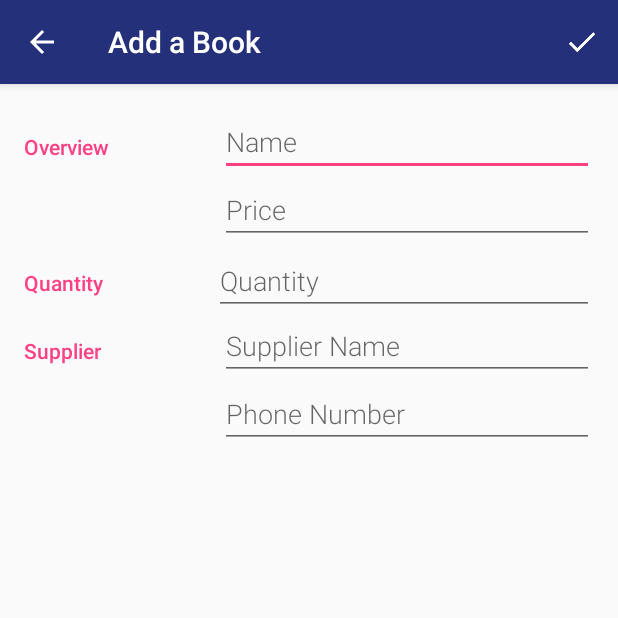
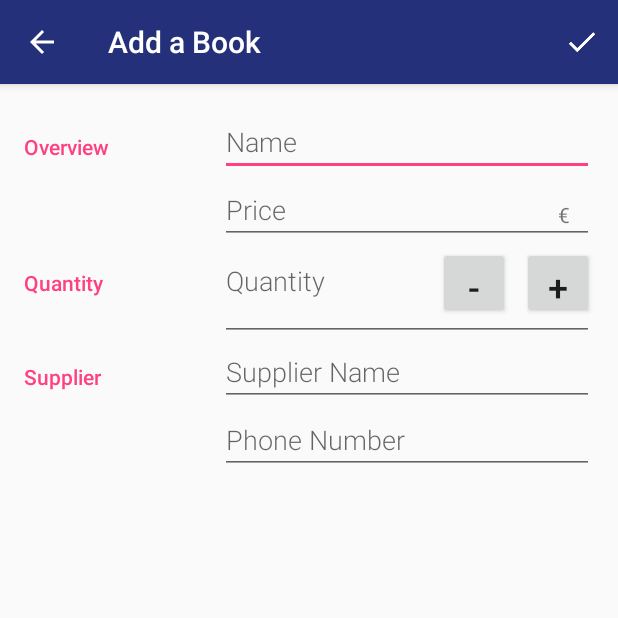
Before and after one commit to natasak/InventoryApp, an Android app: the EditorActivity screen opened directly, with no data from a screen before it, on a phone screen of 412 x 824 dp, the top half of it. Run offline under Robolectric (Android 15) with nearby library versions, the phone set to English and light mode, and no system bars.

Commit message:
Updated details layout to include +, - and ORDER buttons. ORDER button is showed only when updating existing book.

```diff
--- a/app/src/main/java/com/example/natasa/inventoryapp/EditorActivity.java
+++ b/app/src/main/java/com/example/natasa/inventoryapp/EditorActivity.java
@@ -80,6 +80,10 @@ public class EditorActivity extends AppCompatActivity implements LoaderManager.L
 
             // Invalidate the options menu, so the "Delete" menu option can be hidden.
             invalidateOptionsMenu();
+
+            // Hide the button ORDER when inserting new book
+            View b = findViewById(R.id.buttonOrder);
+            b.setVisibility(View.GONE);
 
         } else {
             // Otherwise this is an existing book, so change app bar to say "Edit book"
--- a/app/src/main/res/layout/activity_editor.xml
+++ b/app/src/main/res/layout/activity_editor.xml
@@ -26,7 +26,7 @@
             android:layout_height="wrap_content"
             android:layout_width="0dp"
             android:layout_weight="2"
-            android:paddingLeft="4dp"
+            android:paddingLeft="@dimen/size4dp"
             android:orientation="vertical">
 
             <!-- Product Name field -->
@@ -36,12 +36,23 @@
                 android:inputType="textCapWords"
                 style="@style/EditorFieldStyle" />
 
+            <RelativeLayout
+                android:layout_height="wrap_content"
+                android:layout_width="wrap_content">
+
                 <!-- Product Price field -->
                 <EditText
                     android:id="@+id/edit_product_price"
                     android:hint="@string/hint_product_price"
                     android:inputType="numberDecimal"
                     style="@style/EditorFieldStyle" />
+
+                <!-- Units for price -->
+                <TextView
+                    android:id="@+id/label_euro"
+                    android:text="@string/unit_euro"
+                    style="@style/EditorUnitsStyle" />
+            </RelativeLayout>
         </LinearLayout>
     </LinearLayout>
 
@@ -57,15 +68,38 @@
             android:text="@string/category_quantity" />
 
         <!-- Input field -->
+        <RelativeLayout
+            android:layout_width="0dp"
+            android:layout_weight="2"
+            android:layout_height="wrap_content"
+            android:paddingLeft="@dimen/size4dp">
+
+
+            <!-- Quantity field -->
             <EditText
                 android:id="@+id/edit_quantity"
-            android:layout_width="0dp"
-            android:layout_height="wrap_content"
-            android:layout_weight="2"
-            android:paddingLeft="4dp"
                 style="@style/EditorFieldStyle"
                 android:hint="@string/hint_quantity"
+                android:paddingBottom="@dimen/size28dp"
                 android:inputType="number" />
+
+            <Button
+                android:id="@+id/buttonMinus"
+                android:layout_width="@dimen/size48dp"
+                android:layout_height="@dimen/size48dp"
+                android:layout_toLeftOf="@id/buttonPlus"
+                android:text="@string/button_text_minus"
+                android:textSize="@dimen/text_size24sp"/>
+
+            <Button
+                android:id="@+id/buttonPlus"
+                android:layout_width="@dimen/size48dp"
+                android:layout_height="@dimen/size48dp"
+                android:layout_alignParentRight="true"
+                android:layout_marginLeft="@dimen/size8dp"
+                android:text="@string/button_text_plus"
+                android:textSize="@dimen/text_size24sp"/>
+        </RelativeLayout>
 
     </LinearLayout>
 
@@ -85,7 +119,7 @@
             android:layout_width="0dp"
             android:layout_height="wrap_content"
             android:layout_weight="2"
-            android:paddingLeft="4dp"
+            android:paddingLeft="@dimen/size4dp"
             android:orientation="vertical">
 
             <!-- Supplier Name field -->
@@ -102,10 +136,18 @@
                 android:inputType="phone"
                 style="@style/EditorFieldStyle" />
 
+            <Button
+                android:id="@+id/buttonOrder"
+                android:layout_width="wrap_content"
+                android:layout_height="wrap_content"
+                android:paddingRight="@dimen/size8dp"
+                android:layout_marginTop="@dimen/size8dp"
+                android:text="@string/button_text_order"
+                android:drawableLeft="@drawable/ic_call"
+                android:textColor="@color/colorButtonWhite"
+                android:background="@color/colorButtonNormal"/>
 
         </LinearLayout>
 
     </LinearLayout>
-
-
 </LinearLayout>
--- a/app/src/main/res/layout/list_item.xml
+++ b/app/src/main/res/layout/list_item.xml
@@ -63,8 +63,6 @@
         android:layout_alignParentRight="true"
         android:text="@string/button_text_sale"
         android:textColor="@color/colorButtonWhite"
-        android:focusable="false"
-        android:onClick="buttonSaleClicked"/>
-
+        android:focusable="false" />
 
 </RelativeLayout>
--- a/app/src/main/res/values/dimens.xml
+++ b/app/src/main/res/values/dimens.xml
@@ -11,5 +11,11 @@
     <dimen name="size1">1</dimen>
     <dimen name="size16dp">16dp</dimen>
     <dimen name="size8dp">8dp</dimen>
+    <dimen name="size4dp">4dp</dimen>
+    <dimen name="size28dp">28dp</dimen>
+    <dimen name="size48dp">48dp</dimen>
+
+    <!-- Text sizes for buttons + and - -->
+    <dimen name="text_size24sp">24sp</dimen>
 
 </resources>
--- a/app/src/main/res/values/strings.xml
+++ b/app/src/main/res/values/strings.xml
@@ -70,6 +70,9 @@
     <!-- Text hint for price field in the editor -->
     <string name="hint_product_price">Price</string>
 
+    <!-- Units for price (euro) -->
+    <string name="unit_euro">€</string>
+
     <!-- Label for category quantity in the editor -->
     <string name="category_quantity">Quantity</string>
 
@@ -96,8 +99,17 @@
     <string name="text_book_quantity">Quantity:</string>
     <string name="text_book_quantity_number">5</string>
 
-    <!-- Text for Button -->
+    <!-- Text for Button SALE -->
     <string name="button_text_sale">sale</string>
+
+    <!-- Text for Button "increase" -->
+    <string name="button_text_plus">+</string>
+
+    <!-- Text for Button "decrease" -->
+    <string name="button_text_minus">-</string>
+
+    <!-- Text for Button ORDER -->
+    <string name="button_text_order">order\nbook</string>
 
     <!-- Title text for the empty view -->
     <string name="empty_view_title_text">It\'s a bit lonely here...</string>
--- a/app/src/main/res/values/styles.xml
+++ b/app/src/main/res/values/styles.xml
@@ -36,5 +36,15 @@
         <item name="android:textAppearance">?android:textAppearanceMedium</item>
     </style>
 
+    <!-- Style for the measurement units for an EditText field in the editor -->
+    <style name="EditorUnitsStyle">
+        <item name="android:layout_height">wrap_content</item>
+        <item name="android:layout_width">wrap_content</item>
+        <item name="android:layout_alignParentRight">true</item>
+        <item name="android:paddingRight">@dimen/size16dp</item>
+        <item name="android:paddingTop">@dimen/size16dp</item>
+        <item name="android:textAppearance">?android:textAppearanceSmall</item>
+    </style>
+
 
 </resources>
```
Also changed, not shown: app/src/main/res/drawable-hdpi/ic_call.png (added), app/src/main/res/drawable-mdpi/ic_call.png (added), app/src/main/res/drawable-xhdpi/ic_call.png (added), app/src/main/res/drawable-xxhdpi/ic_call.png (added), app/src/main/res/drawable-xxxhdpi/ic_call.png (added). Lines whose indentation alone changed are shown as unchanged.
